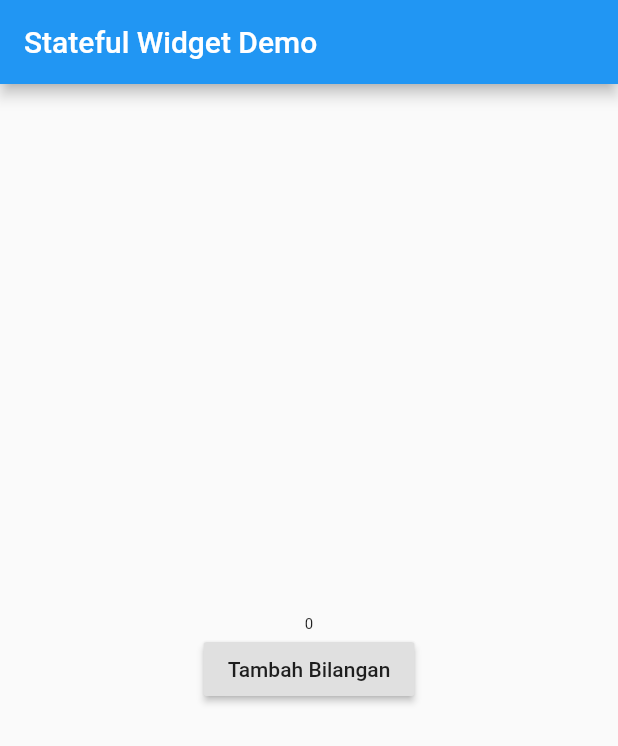
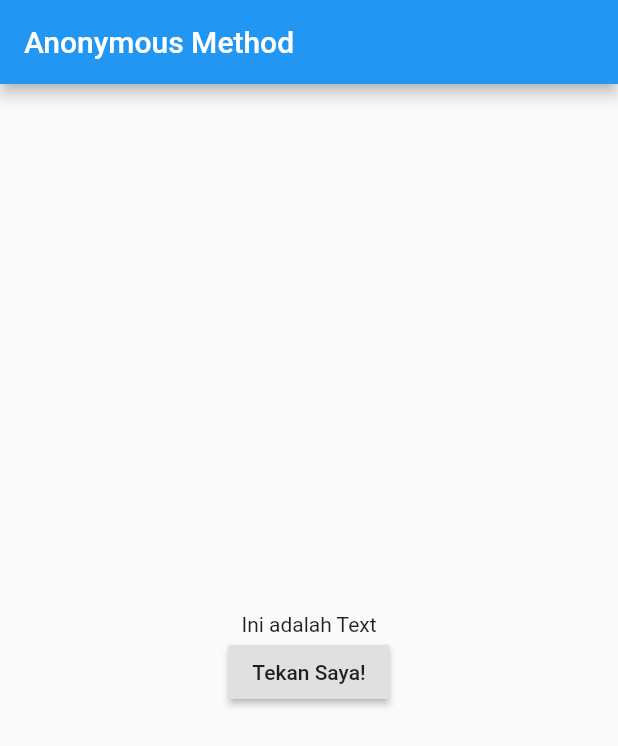
Before and after one commit to pardana/practicar, a Flutter app: the screen it shows after launch, on a phone screen of 412 x 824 dp. Shown: the top 746 px of the screen. Run offline on Flutter 3.47's test engine with Material 2 defaults, Android fonts, the phone set to English and light mode, and no system bars.

Commit message:
anonymous method

```diff
--- a/lib/main.dart
+++ b/lib/main.dart
@@ -10,29 +10,27 @@ class MyApp extends StatefulWidget {
 }
 
 class _MyAppState extends State<MyApp> {
-  int number = 0;
-
-  void tekanTombol() {
-    setState(() {
-      number = number + 1;
-    });
-  }
+  String message = "Ini adalah Text";
 
   @override
   Widget build(BuildContext context) {
     return MaterialApp(
       home: Scaffold(
         appBar: AppBar(
-          title: Text("Stateful Widget Demo"),
+          title: Text("Anonymous Method"),
         ),
         body: Center(
           child: Column(
             mainAxisAlignment: MainAxisAlignment.center,
             children: <Widget>[
-              Text(number.toString(), style: TextStyle(fontSize: 10+number.toDouble()),),
+              Text(message),
               RaisedButton(
-                child: Text("Tambah Bilangan"),
-                onPressed: tekanTombol,
+                child: Text("Tekan Saya!"),
+                onPressed: () {
+                  setState(() {
+                    message = "Tombol sudah ditekan!";
+                  });
+                },
               )
             ],
           ),
```
